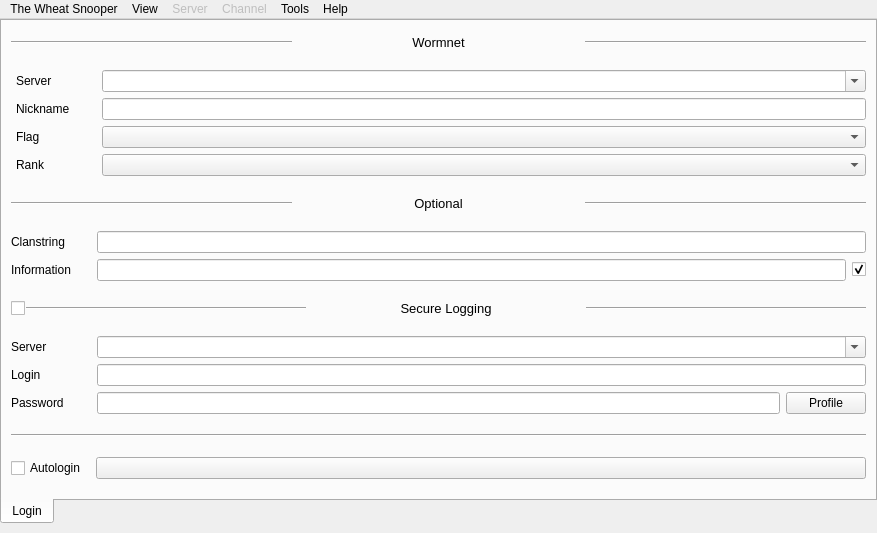
First picture: the form in src/mainwindow.ui, repository dbanet/tws, before the edit.
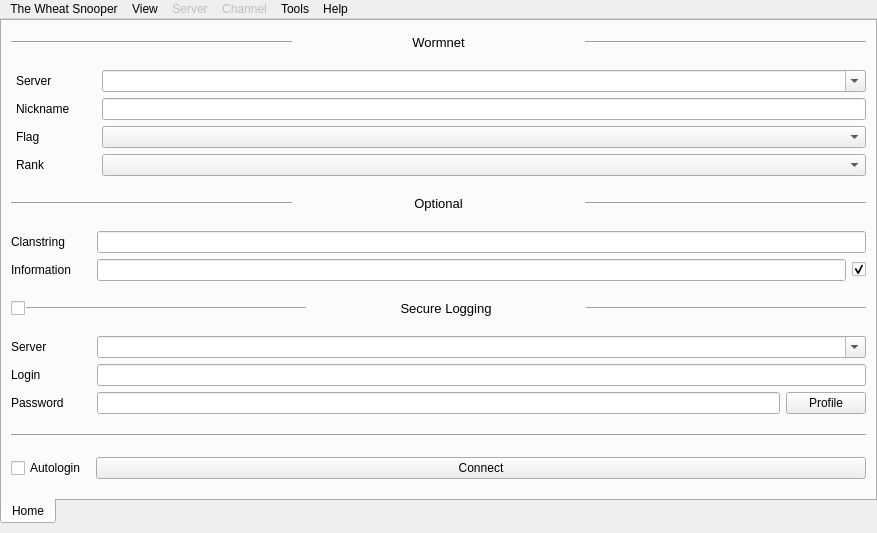
Second picture: the form after the edit.

The edit to the form file:
```diff
--- a/src/mainwindow.ui
+++ b/src/mainwindow.ui
@@ -65,7 +65,7 @@
             </sizepolicy>
            </property>
            <attribute name="title">
-            <string>Login</string>
+            <string>Home</string>
            </attribute>
            <layout class="QVBoxLayout" name="verticalLayout">
             <property name="topMargin">
@@ -488,7 +488,7 @@
                  </size>
                 </property>
                 <property name="text">
-                 <string/>
+                 <string>Connect</string>
                 </property>
                </widget>
               </item>
```
